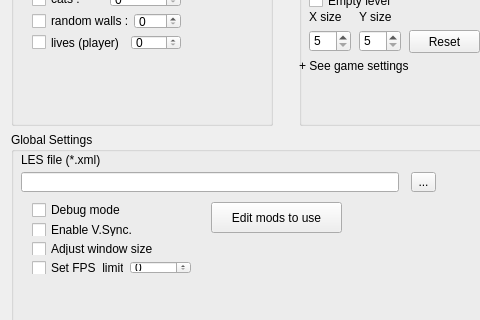
The window that O2R_Launcher/MainWindow.ui (pierreyoda/o2r) describes before a commit, drawn with Qt 5; both pictures show x 0 to 480 and y 184 to 504 of the 570 by 600 pixel window.
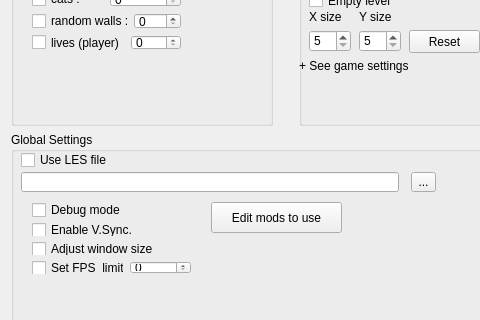
The same window after the commit. Icons and pictures are not drawn.

Commit message: Launcher: - Removed useless files - Added check box to choose using or no LES file - Fixed loading of "currentBrowseFolder" - Default value for level file browse is now "data/1.txt" - Fixed french translation in AboutDialog

```diff
--- a/O2R_Launcher/MainWindow.ui
+++ b/O2R_Launcher/MainWindow.ui
@@ -383,19 +383,6 @@
          <string>...</string>
         </property>
        </widget>
-       <widget class="QLabel" name="label">
-        <property name="geometry">
-         <rect>
-          <x>10</x>
-          <y>20</y>
-          <width>111</width>
-          <height>16</height>
-         </rect>
-        </property>
-        <property name="text">
-         <string>LES file (*.xml)</string>
-        </property>
-       </widget>
        <widget class="QWidget" name="layoutWidget">
         <property name="geometry">
          <rect>
@@ -481,6 +468,19 @@
          <string>Edit mods to use</string>
         </property>
        </widget>
+       <widget class="QCheckBox" name="useLesBox">
+        <property name="geometry">
+         <rect>
+          <x>10</x>
+          <y>20</y>
+          <width>161</width>
+          <height>16</height>
+         </rect>
+        </property>
+        <property name="text">
+         <string>Use LES file</string>
+        </property>
+       </widget>
       </widget>
      </item>
     </layout>
```
The commit also changes 11 other files.
